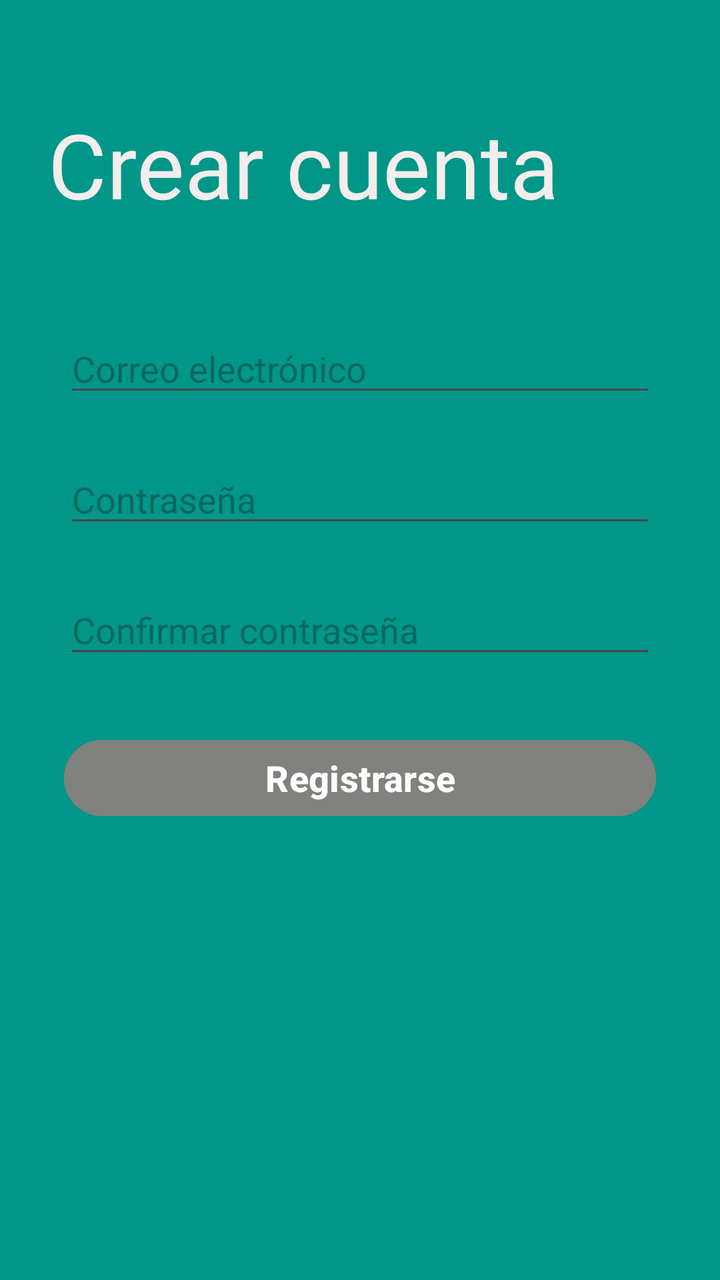
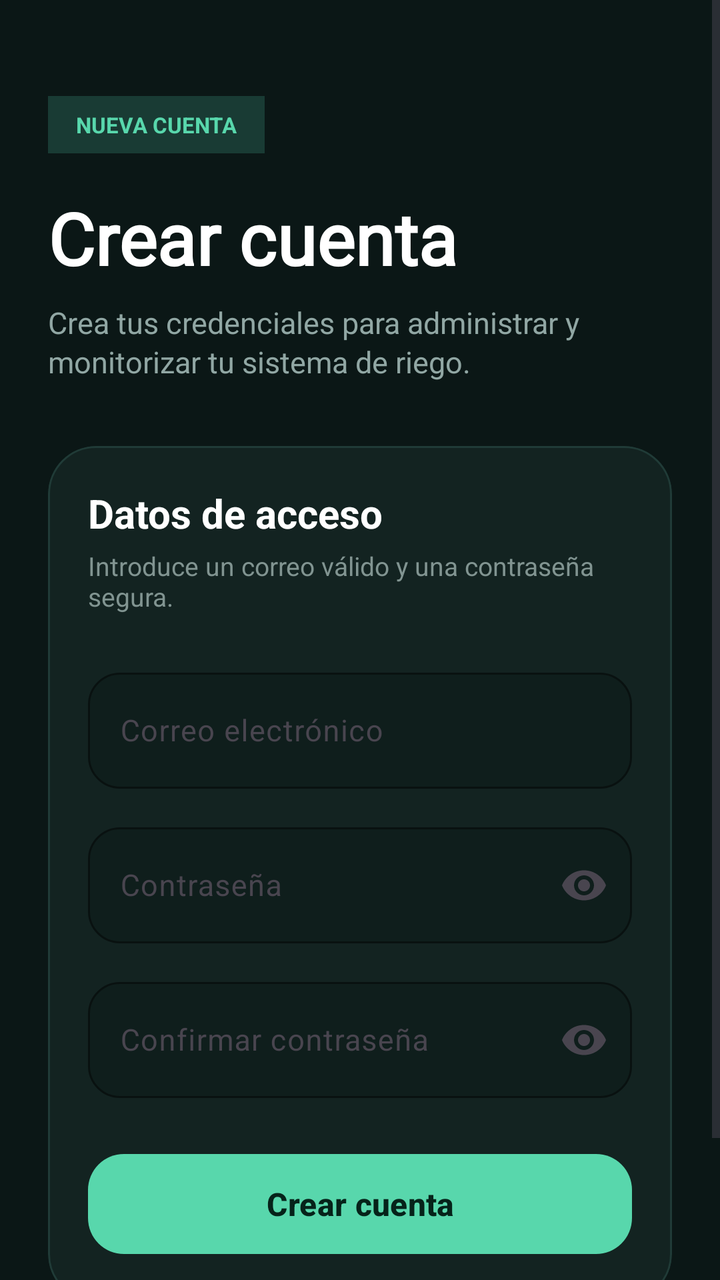

Compare the two renders of this Android layout. The source of the first and the diff that turns it into the second are given below.
<!-- AndroidManifest.xml: application theme Theme.ArduinoApp -->
<!-- res/layout/activity_main_crear.xml -->
<?xml version="1.0" encoding="utf-8"?>
<androidx.constraintlayout.widget.ConstraintLayout xmlns:android="http://schemas.android.com/apk/res/android"
    xmlns:app="http://schemas.android.com/apk/res-auto"
    xmlns:tools="http://schemas.android.com/tools"
    android:id="@+id/main"
    android:layout_width="match_parent"
    android:layout_height="match_parent"
    android:background="#009688"
    tools:context=".MainActivity">

    <EditText
        android:id="@+id/ptConfirmar"
        android:layout_width="0dp"
        android:layout_height="wrap_content"
        android:layout_marginStart="32dp"
        android:layout_marginTop="24dp"
        android:layout_marginEnd="32dp"
        android:ems="10"
        android:hint="Confirmar contraseña"
        android:inputType="textPassword"
        app:layout_constraintEnd_toEndOf="parent"
        app:layout_constraintStart_toStartOf="parent"
        app:layout_constraintTop_toBottomOf="@+id/ptContraseña" />

    <EditText
        android:id="@+id/ptContraseña"
        android:layout_width="0dp"
        android:layout_height="wrap_content"
        android:layout_marginStart="32dp"
        android:layout_marginTop="24dp"
        android:layout_marginEnd="32dp"
        android:ems="10"
        android:hint="Contraseña"
        android:inputType="textPassword"
        app:layout_constraintEnd_toEndOf="parent"
        app:layout_constraintStart_toStartOf="parent"
        app:layout_constraintTop_toBottomOf="@+id/ptUsuario" />

    <TextView
        android:id="@+id/Titulo_principal"
        android:layout_width="0dp"
        android:layout_height="86dp"
        android:layout_marginStart="24dp"
        android:layout_marginTop="52dp"
        android:layout_marginEnd="24dp"
        android:fontFamily="@font/comfortaa"
        android:text="Crear cuenta"
        android:textColor="#F4EDED"
        android:textSize="45sp"
        app:layout_constraintEnd_toEndOf="parent"
        app:layout_constraintStart_toStartOf="parent"
        app:layout_constraintTop_toTopOf="parent" />

    <Button
        android:id="@+id/btnRegitrarse"
        android:layout_width="0dp"
        android:layout_height="46dp"
        android:layout_marginStart="32dp"
        android:layout_marginTop="32dp"
        android:layout_marginEnd="32dp"
        android:backgroundTint="#81817D"
        android:text="Registrarse"
        android:textColor="#FFFFFF"
        android:textSize="18sp"
        android:textStyle="bold"
        app:layout_constraintEnd_toEndOf="parent"
        app:layout_constraintStart_toStartOf="parent"
        app:layout_constraintTop_toBottomOf="@+id/ptConfirmar" />

    <EditText
        android:id="@+id/ptUsuario"
        android:layout_width="0dp"
        android:layout_height="wrap_content"
        android:layout_marginStart="32dp"
        android:layout_marginTop="24dp"
        android:layout_marginEnd="32dp"
        android:ems="10"
        android:hint="Correo electrónico"
        android:inputType="textEmailAddress"
        app:layout_constraintEnd_toEndOf="parent"
        app:layout_constraintStart_toStartOf="parent"
        app:layout_constraintTop_toBottomOf="@+id/Titulo_principal" />

</androidx.constraintlayout.widget.ConstraintLayout>
<!-- resources referenced by this layout -->
<resources>
  <style name="Theme.ArduinoApp" parent="Base.Theme.ArduinoApp" />
  <style name="Base.Theme.ArduinoApp" parent="Theme.Material3.DayNight.NoActionBar">
          
          
      </style>
</resources>

<!-- the commit's change to res/layout/activity_main_crear.xml (unified diff, before → after) -->
@@ -1,84 +1,201 @@
 <?xml version="1.0" encoding="utf-8"?>
-<androidx.constraintlayout.widget.ConstraintLayout xmlns:android="http://schemas.android.com/apk/res/android"
+<ScrollView
+    xmlns:android="http://schemas.android.com/apk/res/android"
     xmlns:app="http://schemas.android.com/apk/res-auto"
     xmlns:tools="http://schemas.android.com/tools"
     android:id="@+id/main"
     android:layout_width="match_parent"
     android:layout_height="match_parent"
-    android:background="#009688"
-    tools:context=".MainActivity">
-
-    <EditText
-        android:id="@+id/ptConfirmar"
-        android:layout_width="0dp"
+    android:background="#0B1716"
+    android:fillViewport="true"
+    tools:context=".CrearCuentaActivity">
+
+    <LinearLayout
+        android:layout_width="match_parent"
         android:layout_height="wrap_content"
-        android:layout_marginStart="32dp"
-        android:layout_marginTop="24dp"
-        android:layout_marginEnd="32dp"
-        android:ems="10"
-        android:hint="Confirmar contraseña"
-        android:inputType="textPassword"
-        app:layout_constraintEnd_toEndOf="parent"
-        app:layout_constraintStart_toStartOf="parent"
-        app:layout_constraintTop_toBottomOf="@+id/ptContraseña" />
-
-    <EditText
-        android:id="@+id/ptContraseña"
-        android:layout_width="0dp"
-        android:layout_height="wrap_content"
-        android:layout_marginStart="32dp"
-        android:layout_marginTop="24dp"
-        android:layout_marginEnd="32dp"
-        android:ems="10"
-        android:hint="Contraseña"
-        android:inputType="textPassword"
-        app:layout_constraintEnd_toEndOf="parent"
-        app:layout_constraintStart_toStartOf="parent"
-        app:layout_constraintTop_toBottomOf="@+id/ptUsuario" />
-
-    <TextView
-        android:id="@+id/Titulo_principal"
-        android:layout_width="0dp"
-        android:layout_height="86dp"
-        android:layout_marginStart="24dp"
-        android:layout_marginTop="52dp"
-        android:layout_marginEnd="24dp"
-        android:fontFamily="@font/comfortaa"
-        android:text="Crear cuenta"
-        android:textColor="#F4EDED"
-        android:textSize="45sp"
-        app:layout_constraintEnd_toEndOf="parent"
-        app:layout_constraintStart_toStartOf="parent"
-        app:layout_constraintTop_toTopOf="parent" />
-
-    <Button
-        android:id="@+id/btnRegitrarse"
-        android:layout_width="0dp"
-        android:layout_height="46dp"
-        android:layout_marginStart="32dp"
-        android:layout_marginTop="32dp"
-        android:layout_marginEnd="32dp"
-        android:backgroundTint="#81817D"
-        android:text="Registrarse"
-        android:textColor="#FFFFFF"
-        android:textSize="18sp"
-        android:textStyle="bold"
-        app:layout_constraintEnd_toEndOf="parent"
-        app:layout_constraintStart_toStartOf="parent"
-        app:layout_constraintTop_toBottomOf="@+id/ptConfirmar" />
-
-    <EditText
-        android:id="@+id/ptUsuario"
-        android:layout_width="0dp"
-        android:layout_height="wrap_content"
-        android:layout_marginStart="32dp"
-        android:layout_marginTop="24dp"
-        android:layout_marginEnd="32dp"
-        android:ems="10"
-        android:hint="Correo electrónico"
-        android:inputType="textEmailAddress"
-        app:layout_constraintEnd_toEndOf="parent"
-        app:layout_constraintStart_toStartOf="parent"
-        app:layout_constraintTop_toBottomOf="@+id/Titulo_principal" />
-
-</androidx.constraintlayout.widget.ConstraintLayout>
+        android:orientation="vertical"
+        android:paddingStart="24dp"
+        android:paddingTop="48dp"
+        android:paddingEnd="24dp"
+        android:paddingBottom="32dp">
+
+        <TextView
+            android:layout_width="wrap_content"
+            android:layout_height="wrap_content"
+            android:background="#193B34"
+            android:paddingStart="14dp"
+            android:paddingTop="7dp"
+            android:paddingEnd="14dp"
+            android:paddingBottom="7dp"
+            android:text="NUEVA CUENTA"
+            android:textColor="#58D7AC"
+            android:textSize="11sp"
+            android:textStyle="bold" />
+
+        <TextView
+            android:id="@+id/Titulo_principal"
+            android:layout_width="match_parent"
+            android:layout_height="wrap_content"
+            android:layout_marginTop="18dp"
+            android:fontFamily="@font/comfortaa"
+            android:text="Crear cuenta"
+            android:textColor="#FFFFFF"
+            android:textSize="36sp"
+            android:textStyle="bold" />
+
+        <TextView
+            android:layout_width="match_parent"
+            android:layout_height="wrap_content"
+            android:layout_marginTop="8dp"
+            android:text="Crea tus credenciales para administrar y monitorizar tu sistema de riego."
+            android:textColor="#91A7A4"
+            android:textSize="15sp"
+            android:lineSpacingExtra="2dp" />
+
+        <com.google.android.material.card.MaterialCardView
+            android:layout_width="match_parent"
+            android:layout_height="wrap_content"
+            android:layout_marginTop="32dp"
+            app:cardBackgroundColor="#132321"
+            app:cardCornerRadius="24dp"
+            app:cardElevation="0dp"
+            app:strokeColor="#203B37"
+            app:strokeWidth="1dp">
+
+            <LinearLayout
+                android:layout_width="match_parent"
+                android:layout_height="wrap_content"
+                android:orientation="vertical"
+                android:padding="20dp">
+
+                <TextView
+                    android:layout_width="match_parent"
+                    android:layout_height="wrap_content"
+                    android:text="Datos de acceso"
+                    android:textColor="#FFFFFF"
+                    android:textSize="20sp"
+                    android:textStyle="bold" />
+
+                <TextView
+                    android:layout_width="match_parent"
+                    android:layout_height="wrap_content"
+                    android:layout_marginTop="4dp"
+                    android:text="Introduce un correo válido y una contraseña segura."
+                    android:textColor="#819491"
+                    android:textSize="13sp" />
+
+                <com.google.android.material.textfield.TextInputLayout
+                    android:layout_width="match_parent"
+                    android:layout_height="wrap_content"
+                    android:layout_marginTop="24dp"
+                    android:hint="Correo electrónico"
+                    app:boxBackgroundColor="#0F1E1C"
+                    app:boxBackgroundMode="outline"
+                    app:boxCornerRadiusBottomEnd="16dp"
+                    app:boxCornerRadiusBottomStart="16dp"
+                    app:boxCornerRadiusTopEnd="16dp"
+                    app:boxCornerRadiusTopStart="16dp"
+                    app:boxStrokeColor="#58D7AC"
+                    app:hintTextColor="#91A7A4">
+
+                    <com.google.android.material.textfield.TextInputEditText
+                        android:id="@+id/ptUsuario"
+                        android:layout_width="match_parent"
+                        android:layout_height="wrap_content"
+                        android:inputType="textEmailAddress"
+                        android:minHeight="58dp"
+                        android:paddingStart="16dp"
+                        android:paddingEnd="16dp"
+                        android:textColor="#FFFFFF"
+                        android:textColorHint="#728783"
+                        android:textSize="15sp" />
+
+                </com.google.android.material.textfield.TextInputLayout>
+
+                <com.google.android.material.textfield.TextInputLayout
+                    android:layout_width="match_parent"
+                    android:layout_height="wrap_content"
+                    android:layout_marginTop="14dp"
+                    android:hint="Contraseña"
+                    app:boxBackgroundColor="#0F1E1C"
+                    app:boxBackgroundMode="outline"
+                    app:boxCornerRadiusBottomEnd="16dp"
+                    app:boxCornerRadiusBottomStart="16dp"
+                    app:boxCornerRadiusTopEnd="16dp"
+                    app:boxCornerRadiusTopStart="16dp"
+                    app:boxStrokeColor="#58D7AC"
+                    app:endIconMode="password_toggle"
+                    app:hintTextColor="#91A7A4">
+
+                    <com.google.android.material.textfield.TextInputEditText
+                        android:id="@+id/ptContraseña"
+                        android:layout_width="match_parent"
+                        android:layout_height="wrap_content"
+                        android:inputType="textPassword"
+                        android:minHeight="58dp"
+                        android:paddingStart="16dp"
+                        android:paddingEnd="16dp"
+                        android:textColor="#FFFFFF"
+                        android:textColorHint="#728783"
+                        android:textSize="15sp" />
+
+                </com.google.android.material.textfield.TextInputLayout>
+
+                <com.google.android.material.textfield.TextInputLayout
+                    android:layout_width="match_parent"
+                    android:layout_height="wrap_content"
+                    android:layout_marginTop="14dp"
+                    android:hint="Confirmar contraseña"
+                    app:boxBackgroundColor="#0F1E1C"
+                    app:boxBackgroundMode="outline"
+                    app:boxCornerRadiusBottomEnd="16dp"
+                    app:boxCornerRadiusBottomStart="16dp"
+                    app:boxCornerRadiusTopEnd="16dp"
+                    app:boxCornerRadiusTopStart="16dp"
+                    app:boxStrokeColor="#58D7AC"
+                    app:endIconMode="password_toggle"
+                    app:hintTextColor="#91A7A4">
+
+                    <com.google.android.material.textfield.TextInputEditText
+                        android:id="@+id/ptConfirmar"
+                        android:layout_width="match_parent"
+                        android:layout_height="wrap_content"
+                        android:inputType="textPassword"
+                        android:minHeight="58dp"
+                        android:paddingStart="16dp"
+                        android:paddingEnd="16dp"
+                        android:textColor="#FFFFFF"
+                        android:textColorHint="#728783"
+                        android:textSize="15sp" />
+
+                </com.google.android.material.textfield.TextInputLayout>
+
+                <com.google.android.material.button.MaterialButton
+                    android:id="@+id/btnRegitrarse"
+                    android:layout_width="match_parent"
+                    android:layout_height="58dp"
+                    android:layout_marginTop="24dp"
+                    android:text="Crear cuenta"
+                    android:textAllCaps="false"
+                    android:textColor="#06231A"
+                    android:textSize="16sp"
+                    android:textStyle="bold"
+                    app:backgroundTint="#58D7AC"
+                    app:cornerRadius="18dp" />
+
+            </LinearLayout>
+
+        </com.google.android.material.card.MaterialCardView>
+
+        <TextView
+            android:layout_width="match_parent"
+            android:layout_height="wrap_content"
+            android:layout_marginTop="22dp"
+            android:gravity="center"
+            android:text="Tu cuenta se gestiona de forma segura con Firebase"
+            android:textColor="#526A66"
+            android:textSize="11sp" />
+
+    </LinearLayout>
+
+</ScrollView>
